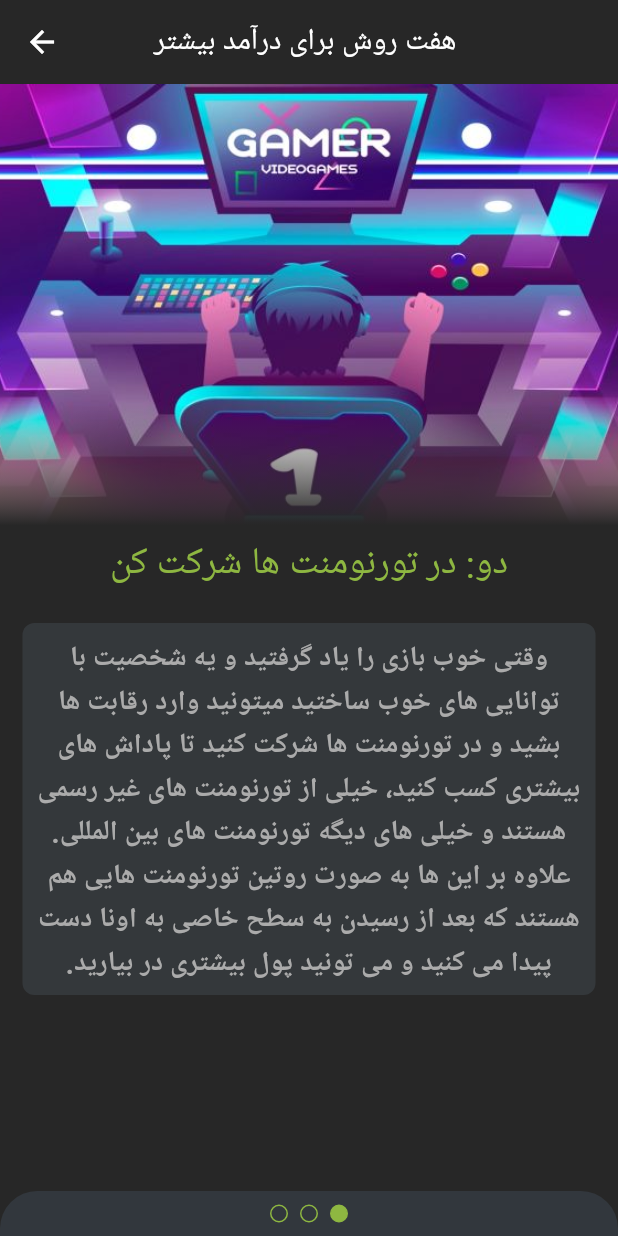
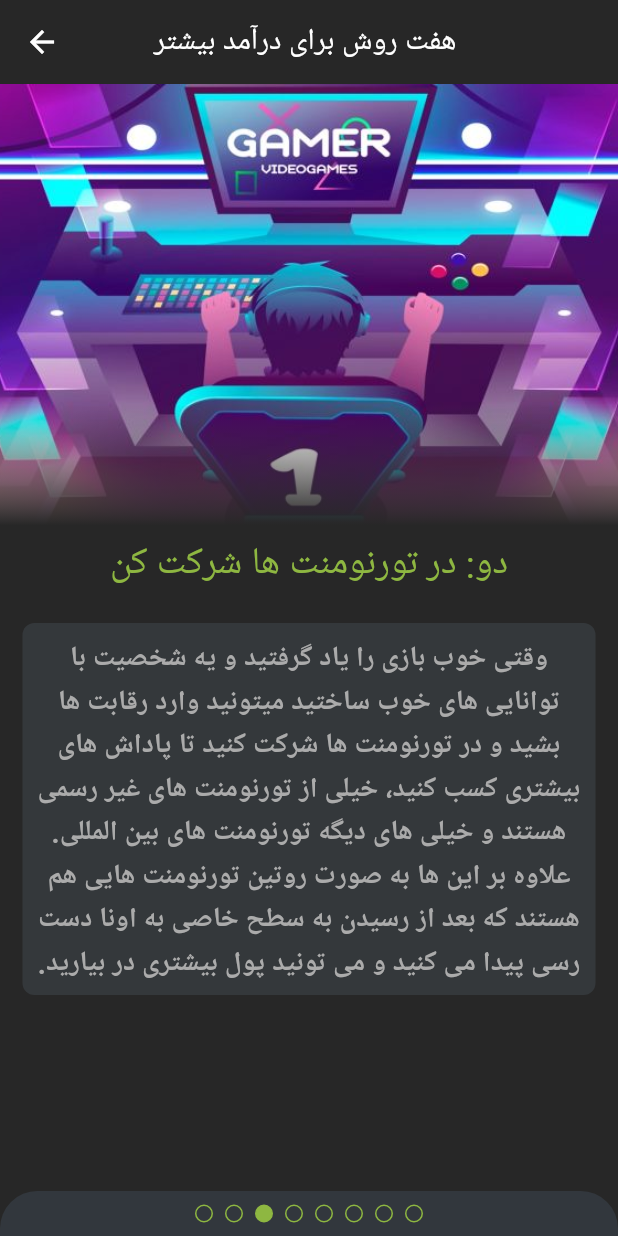
Before and after one commit to mahdiyarz/nft_guide, a Flutter app: the ArticlePage screen opened directly, swiped to page 3, on a phone screen of 412 x 824 dp. Run offline on Flutter 3.47's test engine with Material 2 defaults, Android fonts, the phone set to English and light mode, and no system bars; our stand-ins replace flutter_svg, shared_preferences; missing offline and left inert: adobe_xd, shared_preferences_web, tapsell_plus; accounts and stored records are empty.

Commit message:
game page finished

```diff
--- a/lib/Games/articledatamodel.dart
+++ b/lib/Games/articledatamodel.dart
@@ -39,7 +39,38 @@
   Article(
     title: 'دو: در تورنومنت ها شرکت کن',
     text:
-        'وقتی خوب بازی را یاد گرفتید و یه شخصیت با توانایی های خوب ساختید میتونید وارد رقابت ها بشید و در تورنومنت ها شرکت کنید تا پاداش های بیشتری کسب کنید، خیلی از تورنومنت های غیر رسمی هستند و خیلی های دیگه تورنومنت های بین المللی. علاوه بر این ها به صورت روتین تورنومنت هایی هم هستند که بعد از رسیدن به سطح خاصی به اونا دست پیدا می کنید و می تونید پول بیشتری در بیارید.',
+        'وقتی خوب بازی را یاد گرفتید و یه شخصیت با توانایی های خوب ساختید میتونید وارد رقابت ها بشید و در تورنومنت ها شرکت کنید تا پاداش های بیشتری کسب کنید، خیلی از تورنومنت های غیر رسمی هستند و خیلی های دیگه تورنومنت های بین المللی. علاوه بر این ها به صورت روتین تورنومنت هایی هم هستند که بعد از رسیدن به سطح خاصی به اونا دست رسی پیدا می کنید و می تونید پول بیشتری در بیارید.',
     image: 'assets/images/Gamer-620x400.jpg',
   ),
+  Article(
+      title: 'سه: کارکترت رو ارتقا بده یا یکی بهترشو قرض کن ',
+      text:
+          'هرچقدر بیشتر بازی کنید ، کارکتر شما بیشتر پیشرفت می کند ( در بیشتر بازی ها این کارکتر ها به شکل NFT هستند) و می توانید درآمد بیشتری داشته باشید به طور مثال یک شخصیت سطح بالا می تواند در رقابت سخت تری شرکت کند که جوایز بهتری دارد، این کار کمی زمان براست و نیاز به حوصله دارد ولی راه کوتاه تری هم وجود دارد، شما می توانید NFT بازیکنان سطح بالاتر را قرض بگیرید و با آن در رقابت های سطح بالا شرکنت کنید ولی در عوض درصدی از جایزه ای را  که می برید روباید به صاحب NFT بدهید به این فرآیند Scholarship می گویند.',
+      image: 'assets/images/dyfgh.jpg'),
+  Article(
+      title: 'چهار: قرض دادن توکن',
+      text:
+          'اگه به اندازه کافی روی کارکترتون وقت گذاشتید و اون رو به سطح خوبی رسونده باشید با قرض دادن NFT خودتون میتونید یک درآمد ثابت بدست بیاورید، این یکی از بهترین روش ها برای کسب درآمد از آیتم هایی است که وقت زیادی براشون گذاشتید ولی دیگه ازشون استفاده ای نمی کنید. بستر های مناسبی مثل سایت LaborX هستند که این کار رو انجام میدهند و نیاز نیست که شما مالکیت NFT خودتون رو به شخص دیگه ای بدهید.',
+      image: 'assets/images/loan1.jpg',
+      image2: 'assets/images/loan22 copy.png'),
+  Article(
+      title: 'پنج: فروش توکن ',
+      text:
+          'راه دیگه کسب درآمد فروش آیتم هایی هستش که دیگه بهشون نیاز ندارید، اگه یک کارکترارزشمند و یا تجهیزات مورد قبولی در اختیار دارید می تونید اون رو در مارکت های مخصوص خود بازی به فروش بزارید و بفروشید',
+      image: 'assets/images/sell.jpeg'),
+  Article(
+      title: 'شش: برنامه لایو بزارید ',
+      text:
+          'اگه با پلتفرم هایی مثل تویچ آشنایی دارید میدونید فرصتی هست که با نمایش بازی خودتون درآمد کسب کنید، درسته که پیدا کردن مخاطب کار سختیه ولی ترکیب بازی های بلاکچین همراه با لایو استریم درآمد خیلی بالایی براتون به ارمغان می آورد.',
+      image:
+          'assets/images/617bf5df33032d826fffe40d_Снимок экрана 2021-10-29 в 16.23.16.png'),
+  Article(
+      title: 'هفت: عضو انجمن شوید ',
+      text:
+          'ابتکاراتی مثل Crypto Gaming United این امکان را به بازیکنان میده که اطلاعاتشون رو با هم به اشتراک بزارن، یاد بگیرند، بهترین بازی ها رو پیدا کنن و در مقابل کمک کردن به دیگران درآمد کسب کنن، میشه گفت این یه معامله برد برد است چون هدف این جامعه بالا بردن کسب درآمد اعضای خودش است و با این کار درآمد خود انجمن نیز بالا می رود.',
+      image: 'assets/images/1_sgTn_PEbwzHM8J11qMlkKw.jpeg',
+      starnote:
+          'باید بدونید که همه چی به این هفت روش ختم نمی شود و بازی های بلاکچینی هر روز در حال پیشرفت هستند و روش های جدیدی برای کسب درآمد ارائه می کنند',
+      text2:
+          'شما باید همواره با مطالعه سایت ها و انجمن ها اطلاعت خودتون رو بروز کنید. در بخش های بعدی چند بازی معروف بلاکچینی بررسی می کنیم.')
 ];
--- a/lib/Games/slidepage.dart
+++ b/lib/Games/slidepage.dart
@@ -60,6 +60,7 @@
                 child: Center(
                     child: Text(
                   title,
+                  textAlign: TextAlign.center,
                   style: TextStyle(
                       color: Color.fromARGB(255, 142, 183, 65), fontSize: 25),
                 )),
@@ -126,7 +127,7 @@
                             borderRadius: BorderRadius.circular(15),
                             image: DecorationImage(
                                 image: AssetImage(image2.toString()),
-                                fit: BoxFit.cover)),
+                                fit: BoxFit.fill)),
                       ),
                     )
                   : SizedBox(),
```
Also changed, not shown: assets/images/dyfgh.jpg (added), assets/images/loan1.jpg (added), assets/images/loan22 copy.png (added), assets/images/sell.jpeg (added), 1 other file.
